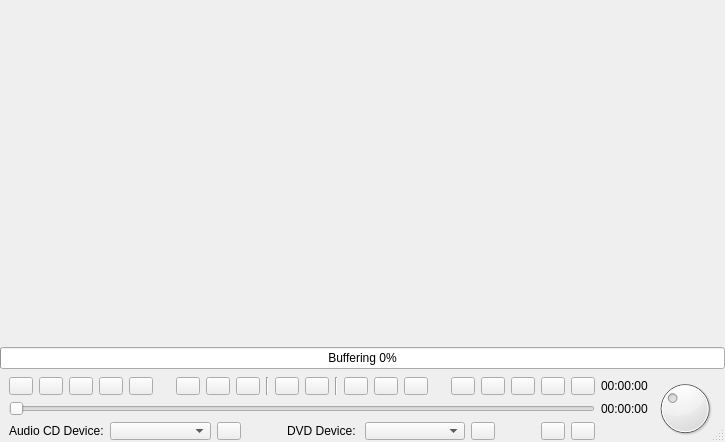
Qt form code/playerctl/ui/playerctl.ui (andrew-bibb/mbmp) before a commit.
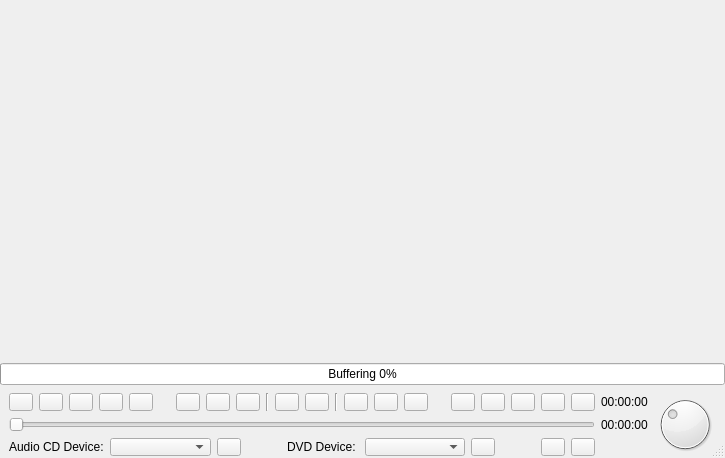
The same form after that commit. Icons and pictures are not drawn.

```diff
--- a/code/playerctl/ui/playerctl.ui
+++ b/code/playerctl/ui/playerctl.ui
@@ -7,7 +7,7 @@
     <x>0</x>
     <y>0</y>
     <width>725</width>
-    <height>442</height>
+    <height>458</height>
    </rect>
   </property>
   <property name="windowTitle">
```
